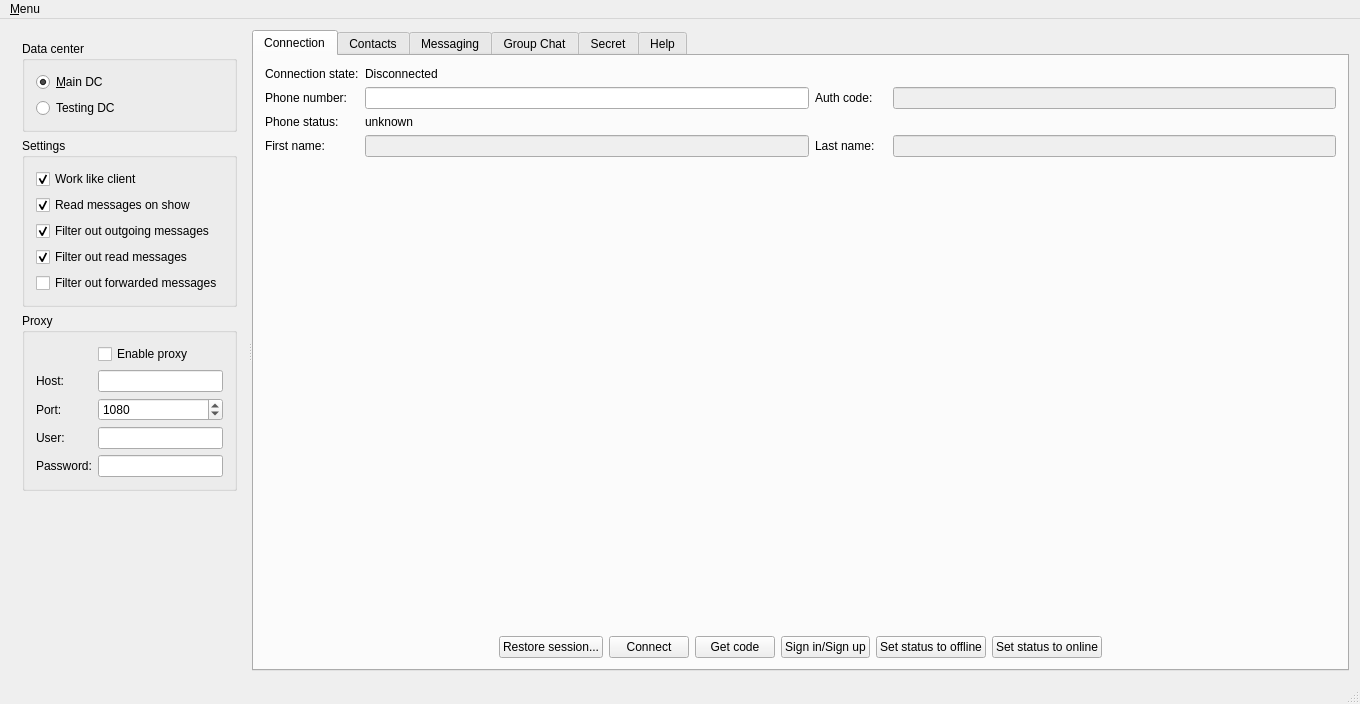
Before: the Qt Designer form testApp/MainWindow.ui in Kaffeine/telegram-qt, drawn with Qt 5.
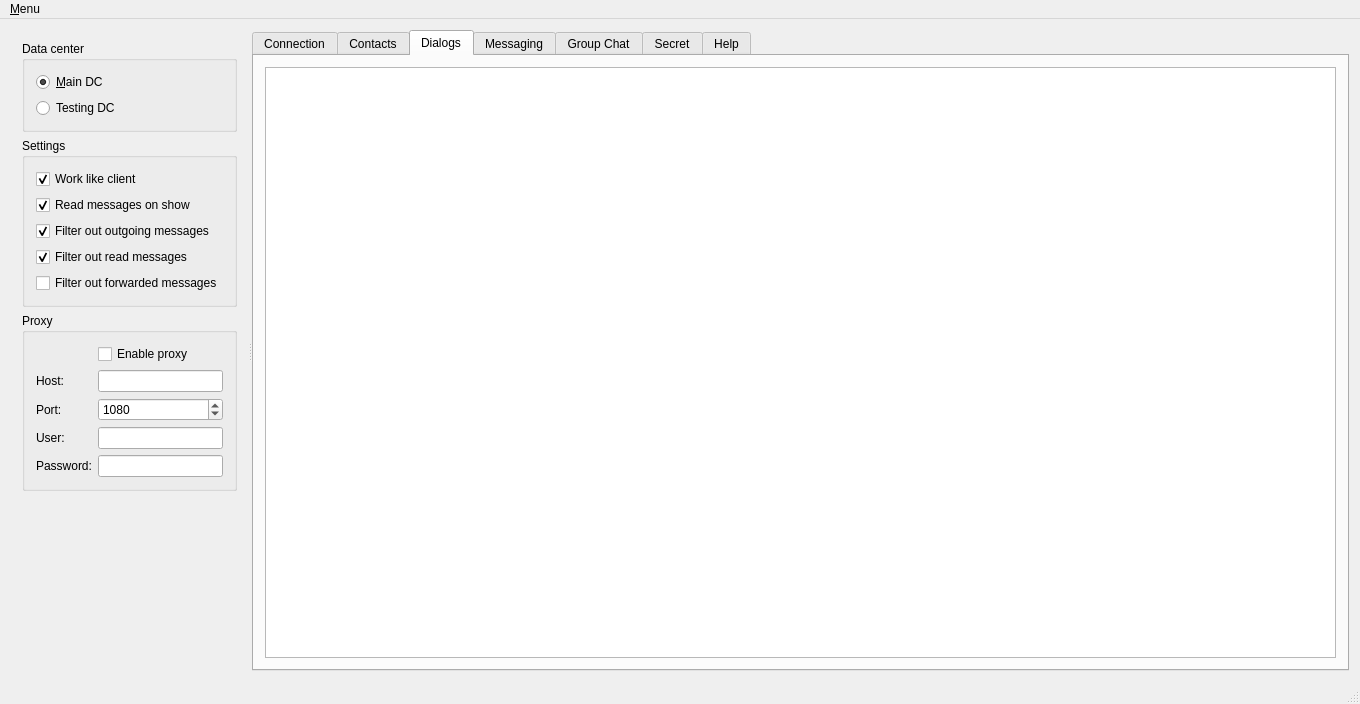
After: the same form once the commit is applied. The open tabs and pages were chosen to show the change.

Commit message: testApp: Add a rudimental dialog model / view

The edit to the form file:
```diff
--- a/testApp/MainWindow.ui
+++ b/testApp/MainWindow.ui
@@ -455,6 +455,16 @@
          </item>
         </layout>
        </widget>
+       <widget class="QWidget" name="tabDialogs">
+        <attribute name="title">
+         <string>Dialogs</string>
+        </attribute>
+        <layout class="QGridLayout" name="gridLayout_13">
+         <item row="0" column="0">
+          <widget class="QTableView" name="dialogList"/>
+         </item>
+        </layout>
+       </widget>
        <widget class="QWidget" name="tabMessaging">
         <attribute name="title">
          <string>Messaging</string>
```
The commit also changes 6 other files.
